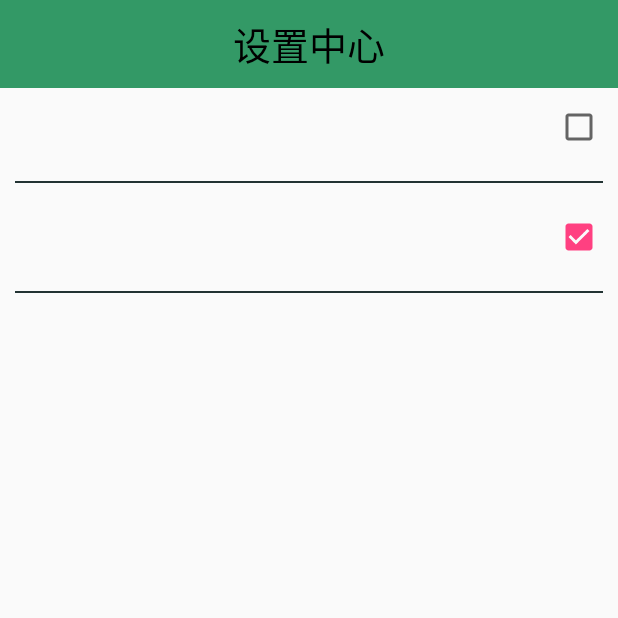
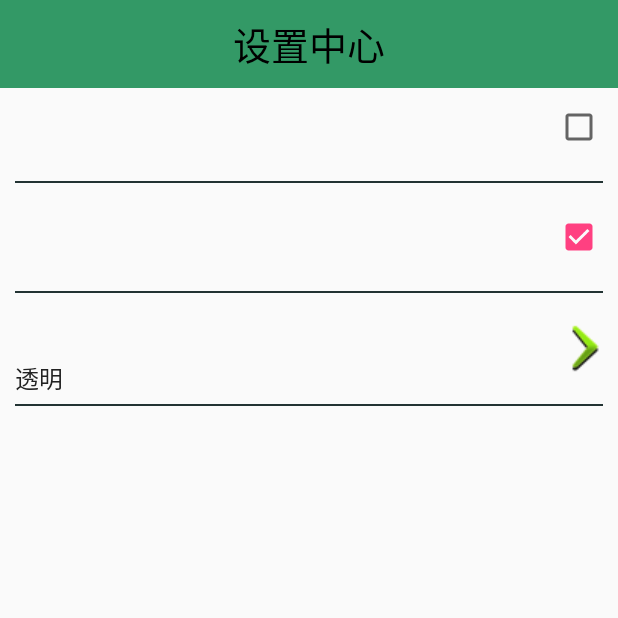
Before and after one commit to RyanYans/RyaMobileSafe, an Android app: the SettingActivity screen opened directly, with no data from a screen before it, after a tap on an icon or button, on a phone screen of 412 x 824 dp, the top half of it. Run offline under Robolectric (Android 15) with nearby library versions, the phone set to English and light mode, and no system bars.

Commit message:
noon - 手机震动提醒- - 自定义Toast-
day05

```diff
--- a/app/src/main/AndroidManifest.xml
+++ b/app/src/main/AndroidManifest.xml
@@ -12,6 +12,8 @@
     <uses-permission android:name="android.permission.RECEIVE_SMS" />
     <uses-permission android:name="android.permission.ACCESS_FINE_LOCATION" />
     <uses-permission android:name="android.permission.ACCESS_COARSE_LOCATION" />
+    <uses-permission android:name="android.permission.VIBRATE" />
+    <uses-permission android:name="android.permission.SYSTEM_ALERT_WINDOW" />
 
     <application
         android:allowBackup="true"
@@ -62,6 +64,7 @@
         </receiver>
 
         <service android:name=".service.LocationService" />
+        <service android:name=".service.AddressService" />
 
     </application>
 
--- a/app/src/main/java/com/rya/ryamobilesafe/activity/SettingActivity.java
+++ b/app/src/main/java/com/rya/ryamobilesafe/activity/SettingActivity.java
@@ -1,11 +1,21 @@
 package com.rya.ryamobilesafe.activity;
 
 import android.app.Activity;
+import android.app.Service;
+import android.content.Intent;
+import android.net.Uri;
+import android.os.Build;
 import android.os.Bundle;
+import android.provider.Settings;
 import android.view.View;
+
 import com.rya.ryamobilesafe.R;
+import com.rya.ryamobilesafe.service.AddressService;
 import com.rya.ryamobilesafe.utils.ConstantValues;
 import com.rya.ryamobilesafe.utils.SPUtil;
+import com.rya.ryamobilesafe.utils.ServiceUtil;
+import com.rya.ryamobilesafe.utils.ToastUtil;
+import com.rya.ryamobilesafe.view.SettingClickView;
 import com.rya.ryamobilesafe.view.SettingItemView;
 
 /**
@@ -14,7 +24,6 @@ import com.rya.ryamobilesafe.view.SettingItemView;
  */
 public class SettingActivity extends Activity {
 
-
     @Override
     protected void onCreate(Bundle savedInstanceState) {
         super.onCreate(savedInstanceState);
@@ -22,25 +31,55 @@ public class SettingActivity extends Activity {
 
         initUpdate();
         initBelong();
+        initToastStyle();
     }
 
+    private void initToastStyle() {
+        SettingClickView scv_toast_style = (SettingClickView) findViewById(R.id.scv_toast_style);
+
+        //设置描述Toast样式的类型数组
+        String[] des_color = {"透明", "黄色", "蓝色", "灰色", "绿色"};
+        //根据存在SP中的样式号来获取样式类型
+        int index = SPUtil.getInt(getApplicationContext(), ConstantValues.TOAST_STYLE, 0);
+        //通过String[]索引，把Toast样式显示在Des栏中
+        scv_toast_style.setDesc(des_color[index]);
+    }
+
+    /**
+     * 归属地查询
+     */
     private void initBelong() {
         final SettingItemView siv_belong = (SettingItemView) findViewById(R.id.siv_belong);
 
-        boolean isupdate = SPUtil.getBoolean(this, ConstantValues.ISUPDATE, false);
-        siv_belong.setCheck(isupdate);
+        boolean isbelong = ServiceUtil.checkService(getApplicationContext(), "com.rya.ryamobilesafe.service.AddressService");
+        siv_belong.setCheck(isbelong);
 
         siv_belong.setOnClickListener(new View.OnClickListener() {
             @Override
             public void onClick(View v) {
-                boolean isupdate = !siv_belong.isCheck();
-                siv_belong.setCheck(isupdate);
-                SPUtil.putBoolean(getApplicationContext(), ConstantValues.ISUPDATE, isupdate);
+                if (Build.VERSION.SDK_INT >= 23) {
+                    if (!Settings.canDrawOverlays(SettingActivity.this)) {
+                        Intent intent = new Intent(Settings.ACTION_MANAGE_OVERLAY_PERMISSION,
+                                Uri.parse("package:" + getPackageName()));
+                        startActivityForResult(intent, 1234);
+                    }
+                }
+
+                boolean isbelong = !siv_belong.isCheck();
+                siv_belong.setCheck(isbelong);
+                if (isbelong) {
+                    startService(new Intent(getApplicationContext(), AddressService.class));
+                } else {
+                    stopService(new Intent(getApplicationContext(), AddressService.class));
+                }
                 //ToastUtil.show(getApplicationContext(), "点击！");
             }
         });
     }
 
+    /**
+     * 启动更新检测
+     */
     private void initUpdate() {
         final SettingItemView siv_update = (SettingItemView) findViewById(R.id.siv_update);
 
--- a/app/src/main/java/com/rya/ryamobilesafe/receiver/SmsReceiver.java
+++ b/app/src/main/java/com/rya/ryamobilesafe/receiver/SmsReceiver.java
@@ -34,6 +34,7 @@ public class SmsReceiver extends BroadcastReceiver {
          * 获取设备的管理者对象
          */
         mDPM = (DevicePolicyManager) context.getSystemService(Context.DEVICE_POLICY_SERVICE);
+
         if (safe_isopen) {
             Object[] pdus = (Object[]) intent.getExtras().get("pdus");
             for (Object obj : pdus) {
--- a/app/src/main/java/com/rya/ryamobilesafe/utils/ConstantValues.java
+++ b/app/src/main/java/com/rya/ryamobilesafe/utils/ConstantValues.java
@@ -35,5 +35,7 @@ public class ConstantValues {
     /**
      * 是否开启安全防盗保护
      */
-    public static final String SAFE_ISOPEN = "SAFE_ISOPEN";
+    public static final String SAFE_ISOPEN = "safe_isopen";
+    public static final String ISBELONG = "isbelong";
+    public static final String TOAST_STYLE = "toast_style";
 }
--- a/app/src/main/java/com/rya/ryamobilesafe/utils/SPUtil.java
+++ b/app/src/main/java/com/rya/ryamobilesafe/utils/SPUtil.java
@@ -52,6 +52,14 @@ public class SPUtil {
         edit.putString(key, value);
         edit.apply();
     }
+    public static void putInt(Context context, String key, int value) {
+        if(sp == null){
+            sp = context.getSharedPreferences("config", Context.MODE_PRIVATE);
+        }
+        SharedPreferences.Editor edit = sp.edit();
+        edit.putInt(key, value);
+        edit.apply();
+    }
 
     /**
      * @param context   上下文环境
@@ -81,4 +89,11 @@ public class SPUtil {
         remove(Context, ConstantValues.CONTACT_PHONE);
         remove(Context, ConstantValues.SAFE_ISOPEN);
     }
+
+    public static int getInt(Context context, String key, int defValue) {
+        if (sp == null) {
+            sp =  context.getSharedPreferences("config", Context.MODE_PRIVATE);
+        }
+        return sp.getInt(key, defValue);
+    }
 }
--- /dev/null
+++ b/app/src/main/java/com/rya/ryamobilesafe/utils/ServiceUtil.java
@@ -0,0 +1,27 @@
+package com.rya.ryamobilesafe.utils;
+
+import android.app.ActivityManager;
+import android.content.Context;
+
+import java.util.List;
+
+/**
+ * Created by Rya32 on 广东石油化工学院.
+ * Version 1.0
+ */
+public class ServiceUtil {
+
+    private static ActivityManager mActivityManager;
+
+    public static boolean checkService(Context context, String serviceName) {
+
+        mActivityManager = (ActivityManager) context.getSystemService(Context.ACTIVITY_SERVICE);
+        List<ActivityManager.RunningServiceInfo> runningServices = mActivityManager.getRunningServices(100);
+        for (ActivityManager.RunningServiceInfo serviceInfo : runningServices) {
+            if (serviceName.equals(serviceInfo.service.getClassName())) {
+                return true;
+            }
+        }
+        return false;
+    }
+}
--- /dev/null
+++ b/app/src/main/java/com/rya/ryamobilesafe/view/SettingClickView.java
@@ -0,0 +1,55 @@
+package com.rya.ryamobilesafe.view;
+
+import android.content.Context;
+import android.util.AttributeSet;
+import android.view.View;
+import android.widget.CheckBox;
+import android.widget.RelativeLayout;
+import android.widget.TextView;
+
+import com.rya.ryamobilesafe.R;
+
+/**
+ * Created by Rya32 on 广东石油化工学院.
+ * Version 1.0
+ * 自定义组合控件
+ */
+public class SettingClickView extends RelativeLayout {
+
+    private static final String NAMESPACE = "http://schemas.android.com/apk/res/com.rya.ryamobilesafe";
+    private TextView tv_setting_title;
+    private TextView tv_setting_des;
+
+
+    public SettingClickView(Context context) {
+        this(context, null);
+    }
+
+    public SettingClickView(Context context, AttributeSet attrs) {
+        this(context, attrs, 0);
+    }
+
+    public SettingClickView(Context context, AttributeSet attrs, int defStyleAttr) {
+        super(context, attrs, defStyleAttr);
+
+        //自定义组合控件 -- 打气筒加载xml的布局(组合控件)
+        View.inflate(context, R.layout.view_click_setting, this);
+
+        tv_setting_title = (TextView) this.findViewById(R.id.tv_setting_title);
+        tv_setting_des = (TextView) this.findViewById(R.id.tv_setting_des);
+
+        initArrts(attrs);
+
+    }
+
+    private void initArrts(AttributeSet attrs) {
+        String item_title = attrs.getAttributeValue(NAMESPACE, "item_title");
+        tv_setting_title.setText(item_title);
+    }
+
+    public void setDesc(String desc) {
+        tv_setting_des.setText(desc);
+    }
+
+
+}
--- a/app/src/main/res/layout/activity_setting.xml
+++ b/app/src/main/res/layout/activity_setting.xml
@@ -61,4 +61,11 @@
         mobilesafe:item_title="电话归属地查询设置"
         mobilesafe:item_des="查询电话归属地" />
 
+    <com.rya.ryamobilesafe.view.SettingClickView xmlns:mobilesafe="http://schemas.android.com/apk/res/com.rya.ryamobilesafe"
+        android:id="@+id/scv_toast_style"
+        android:layout_width="wrap_content"
+        android:layout_height="wrap_content"
+        mobilesafe:item_title="归属地弹框显示风格"
+         />
+
 </LinearLayout>
--- /dev/null
+++ b/app/src/main/res/layout/view_click_setting.xml
@@ -0,0 +1,44 @@
+<?xml version="1.0" encoding="utf-8"?>
+<RelativeLayout xmlns:android="http://schemas.android.com/apk/res/android"
+    android:layout_width="match_parent" android:layout_height="wrap_content">
+
+    <RelativeLayout
+        android:layout_width="match_parent"
+        android:layout_height="wrap_content"
+        android:padding="10dp">
+
+        <TextView
+            android:id="@+id/tv_setting_title"
+            android:layout_width="wrap_content"
+            android:layout_height="wrap_content"
+            android:text="XXXX"
+            android:textColor="#111111"
+            android:textSize="18sp" />
+
+        <TextView
+            android:id="@+id/tv_setting_des"
+            android:layout_width="wrap_content"
+            android:layout_height="wrap_content"
+            android:layout_below="@+id/tv_setting_title"
+            android:text="XXX"
+            android:textColor="#222222"
+            android:textSize="16sp" />
+
+        <ImageView
+            android:id="@+id/iv_setting_click"
+            android:layout_width="wrap_content"
+            android:layout_height="wrap_content"
+            android:layout_alignParentRight="true"
+            android:src="@drawable/jiantou1_pressed"
+            />
+
+        <View
+            android:layout_width="match_parent"
+            android:layout_height="1dp"
+            android:layout_below="@+id/tv_setting_des"
+            android:layout_marginTop="5dp"
+            android:background="#223333" />
+
+    </RelativeLayout>
+
+</RelativeLayout>
```
Also changed, not shown: app/src/main/java/com/rya/ryamobilesafe/activity/AddrQueryActivity.java (+10 -2 lines), app/src/main/java/com/rya/ryamobilesafe/service/AddressService.java (added, +126 -0 lines), app/src/main/res/layout/view_address_toast.xml (added, +17 -0 lines), app/src/main/res/drawable/call_locate_blue.9.png (added), app/src/main/res/drawable/call_locate_gray.9.png (added), app/src/main/res/drawable/call_locate_green.9.png (added), app/src/main/res/drawable/call_locate_orange.9.png (added), app/src/main/res/drawable/call_locate_white.9.png (added), app/src/main/res/drawable/jiantou1_pressed.png (added), 1 other file.
